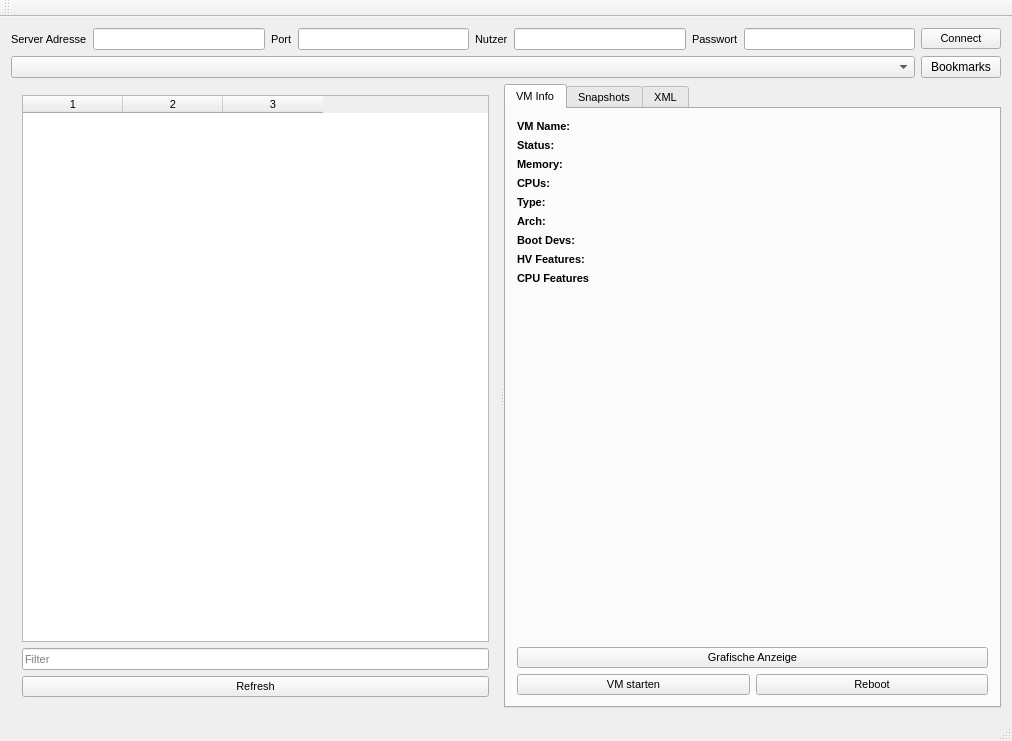
Above: virshgui.ui from SteveCharleston/virsh-gui before the change. Below: the same form after it.
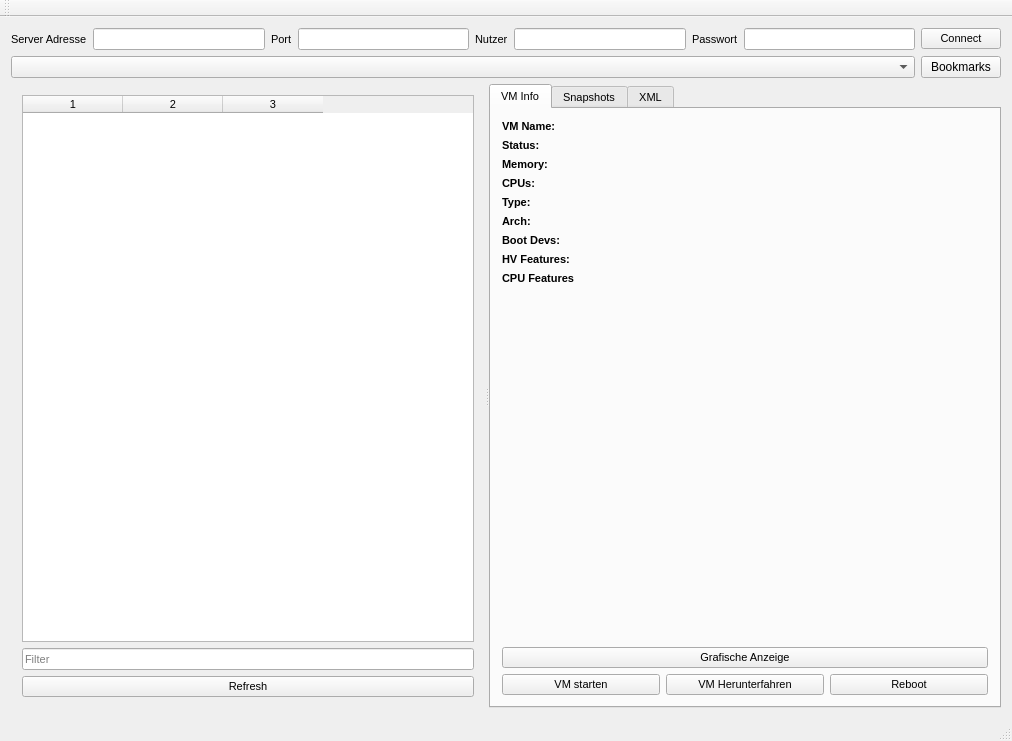
That is the form after the change.

Commit message: Shutdown Button #13

```diff
--- a/virshgui.ui
+++ b/virshgui.ui
@@ -437,6 +437,13 @@
              </property>
             </widget>
            </item>
+           <item>
+            <widget class="QPushButton" name="shutdownButton">
+             <property name="text">
+              <string>VM Herunterfahren</string>
+             </property>
+            </widget>
+           </item>
            <item>
             <widget class="QPushButton" name="rebootButton">
              <property name="text">
```
The commit also changes 4 other files.
